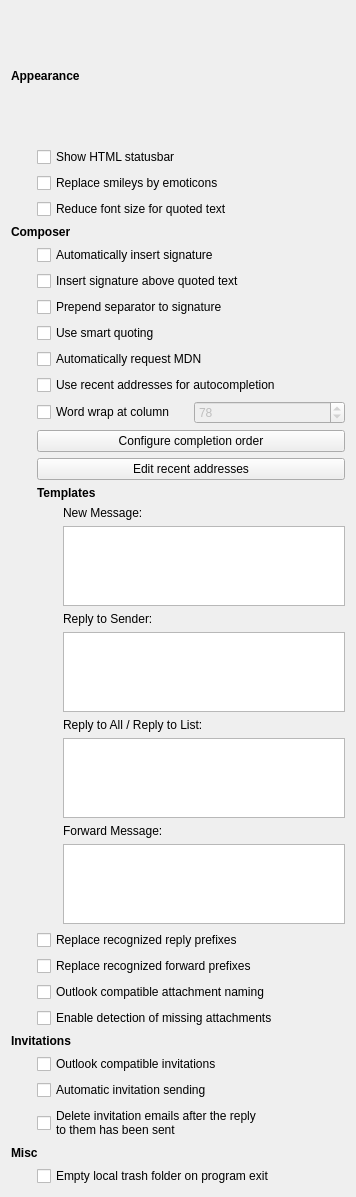
Before: the Qt Designer form mobile/mail/configwidget.ui in chusopr/kdepim-ktimetracker-akonadi, drawn with Qt 5.
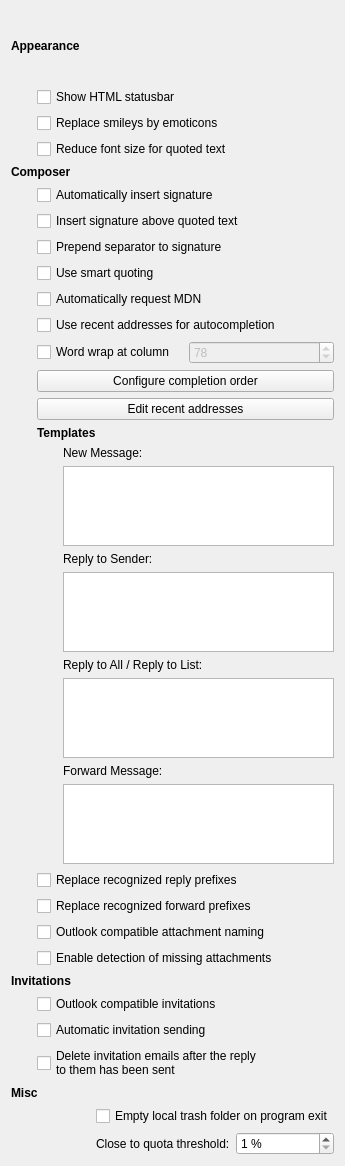
After: the same form once the commit is applied. Custom widgets are drawn as their Qt base class.

Commit message: Inject a QuotaColorProxyModel into the model stack and make the quota warning threshold configurable.

What changed in the file:
```diff
--- a/mobile/mail/configwidget.ui
+++ b/mobile/mail/configwidget.ui
@@ -6,8 +6,8 @@
    <rect>
     <x>0</x>
     <y>0</y>
-    <width>356</width>
-    <height>1197</height>
+    <width>345</width>
+    <height>1166</height>
    </rect>
   </property>
   <layout class="QVBoxLayout" name="verticalLayout_5">
@@ -431,6 +431,19 @@
    </item>
    <item>
     <layout class="QGridLayout" name="gridLayout_4">
+     <item row="0" column="0" colspan="2">
+      <widget class="QLabel" name="label_8">
+       <property name="font">
+        <font>
+         <weight>75</weight>
+         <bold>true</bold>
+        </font>
+       </property>
+       <property name="text">
+        <string>Misc</string>
+       </property>
+      </widget>
+     </item>
      <item row="1" column="0">
       <spacer name="horizontalSpacer_4">
        <property name="orientation">
@@ -454,18 +467,29 @@
        </property>
       </widget>
      </item>
-     <item row="0" column="0" colspan="2">
-      <widget class="QLabel" name="label_8">
-       <property name="font">
-        <font>
-         <weight>75</weight>
-         <bold>true</bold>
-        </font>
-       </property>
-       <property name="text">
-        <string>Misc</string>
-       </property>
-      </widget>
+     <item row="2" column="1">
+      <layout class="QHBoxLayout" name="horizontalLayout_2" stretch="0,0">
+       <item>
+        <widget class="QLabel" name="label_10">
+         <property name="text">
+          <string>Close to quota threshold:</string>
+         </property>
+        </widget>
+       </item>
+       <item>
+        <widget class="QSpinBox" name="kcfg_MiscQuotaWarningThreshold">
+         <property name="suffix">
+          <string> %</string>
+         </property>
+         <property name="minimum">
+          <number>1</number>
+         </property>
+         <property name="maximum">
+          <number>100</number>
+         </property>
+        </widget>
+       </item>
+      </layout>
      </item>
     </layout>
    </item>
```
The commit also changes 5 other files.
